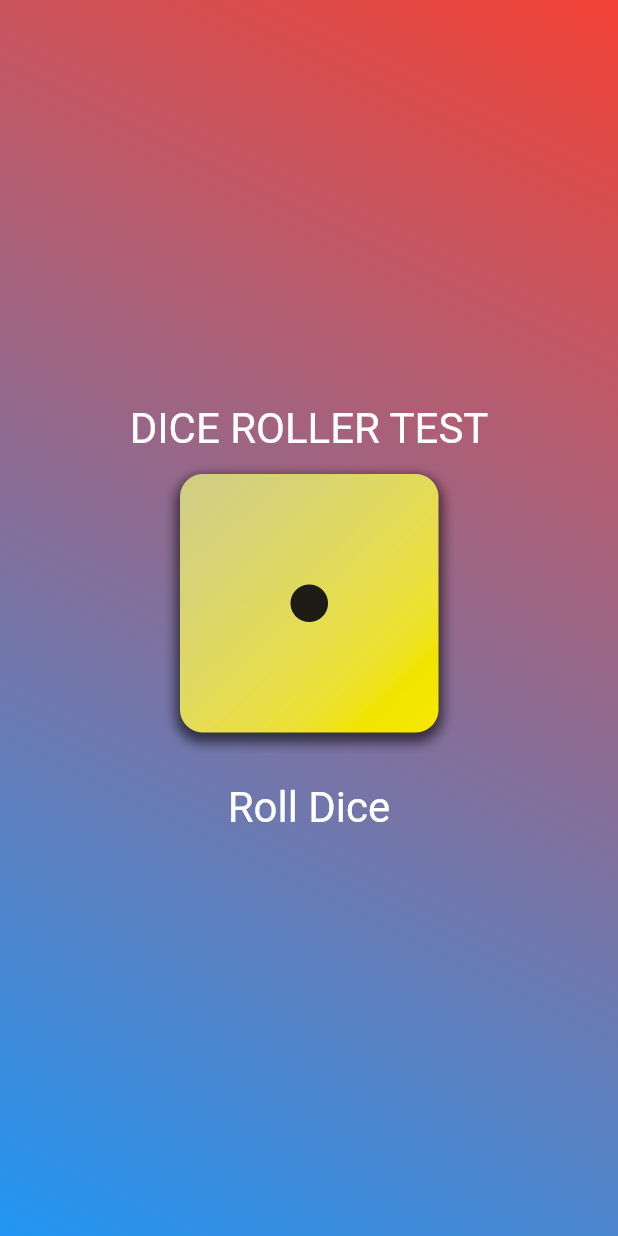
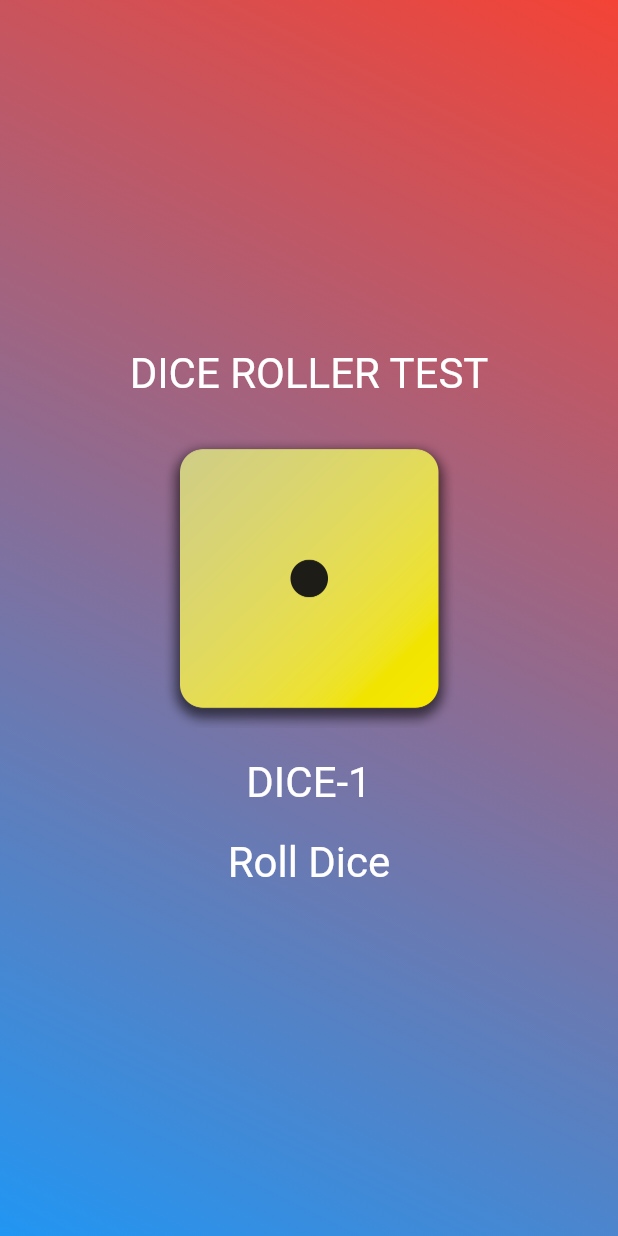
Before and after one commit to Eraycak/dice_roller_app, a Flutter app: the screen it shows after launch, on a phone screen of 412 x 824 dp. Run offline on Flutter 3.47's test engine with Material 2 defaults, Android fonts, the phone set to English and light mode, and no system bars.

Commit message:
Button functionality is added

```diff
--- /dev/null
+++ b/lib/dice_roller.dart
@@ -0,0 +1,59 @@
+import 'dart:math';
+import 'package:flutter/material.dart';
+import 'package:dice_roller_app/styled_text.dart';
+
+const String textGradientContainer = 'dice roller test';
+const TextStyle textStyleGradientContainer =
+    TextStyle(fontSize: 28, color: Colors.white);
+
+final random = Random();
+
+class DiceRoller extends StatefulWidget {
+  const DiceRoller({
+    Key? key,
+  }) : super(key: key);
+
+  @override
+  State<DiceRoller> createState() {
+    return _DiceRollerState();
+  }
+}
+
+class _DiceRollerState extends State<DiceRoller> {
+  int currentDiceRoll = 1;
+  String activeDiceImage = 'assets/images/dice-1.png';
+
+  void onRollDice() {
+    setState(() {
+      currentDiceRoll = random.nextInt(6) + 1;
+      activeDiceImage = 'assets/images/dice-$currentDiceRoll.png';
+    });
+  }
+
+  @override
+  Widget build(BuildContext context) {
+    return Column(
+      mainAxisAlignment: MainAxisAlignment.center,
+      mainAxisSize: MainAxisSize.min,
+      children: [
+        const StyledText(
+          text: textGradientContainer,
+          style: textStyleGradientContainer,
+        ),
+        const SizedBox(height: 20),
+        Image.asset(activeDiceImage, width: 200, height: 200),
+        const SizedBox(height: 20),
+        StyledText(
+            text: activeDiceImage.substring(14, 20),
+            style: textStyleGradientContainer),
+        TextButton(
+            onPressed: onRollDice,
+            style: TextButton.styleFrom(
+                padding: const EdgeInsets.only(top: 20),
+                foregroundColor: Colors.white,
+                textStyle: const TextStyle(fontSize: 28)),
+            child: const Text('Roll Dice')),
+      ],
+    );
+  }
+}
--- a/lib/gradient_container.dart
+++ b/lib/gradient_container.dart
@@ -1,48 +1,33 @@
-import 'package:dice_roller_app/styled_text.dart';
+import 'package:dice_roller_app/dice_roller.dart';
 import 'package:flutter/material.dart';
 
 class GradientContainer extends StatelessWidget {
-  GradientContainer({
+  const GradientContainer({
     Key? key,
     required this.alignmentBegin,
     required this.alignmentEnd,
     required this.colorBegin,
     required this.colorEnd,
-    required this.textGradientContainer,
-    required this.textStyleGradientContainer,
   }) : super(key: key);
 
-  GradientContainer.purple({
+  const GradientContainer.purple({
     Key? key,
-    required this.textGradientContainer,
-    required this.textStyleGradientContainer,
     required this.alignmentBegin,
     required this.alignmentEnd,
   })  : colorBegin = Colors.indigo,
         colorEnd = Colors.deepPurple,
         super(key: key);
 
-  GradientContainer.defaultContainer({super.key})
+  const GradientContainer.defaultContainer({super.key})
       : colorBegin = Colors.blue,
         colorEnd = Colors.red,
         alignmentBegin = Alignment.bottomLeft,
-        alignmentEnd = Alignment.topRight,
-        textGradientContainer = 'dice roller test',
-        textStyleGradientContainer =
-            const TextStyle(fontSize: 28, color: Colors.white);
+        alignmentEnd = Alignment.topRight;
 
   final Alignment alignmentBegin;
   final Alignment alignmentEnd;
   final Color colorBegin;
   final Color colorEnd;
-  final String textGradientContainer;
-  final TextStyle textStyleGradientContainer;
-
-  var activeDiceImage = 'assets/images/dice-1.png';
-
-  void onRollDice() {
-    activeDiceImage = 'assets/images/dice-3.png';
-  }
 
   @override
   Widget build(BuildContext context) {
@@ -57,25 +42,8 @@ class GradientContainer extends StatelessWidget {
           ],
         ),
       ),
-      child: Center(
-        child: Column(
-          mainAxisAlignment: MainAxisAlignment.center,
-          mainAxisSize: MainAxisSize.min,
-          children: [
-            StyledText(
-              text: textGradientContainer,
-              style: textStyleGradientContainer,
-            ),
-            Image.asset(activeDiceImage, width: 200, height: 200),
-            TextButton(
-                onPressed: onRollDice,
-                style: TextButton.styleFrom(
-                    padding: const EdgeInsets.only(top: 20),
-                    foregroundColor: Colors.white,
-                    textStyle: const TextStyle(fontSize: 28)),
-                child: const Text('Roll Dice')),
-          ],
-        ),
+      child: const Center(
+        child: DiceRoller(),
       ),
     );
   }
--- a/lib/main.dart
+++ b/lib/main.dart
@@ -7,23 +7,17 @@ const Alignment alignmentEnd = Alignment.topRight;
 const Color colorBegin = Colors.blue;
 const Color colorEnd = Colors.red;
 
-const String textGradientContainer = 'dice roller test';
-const TextStyle textStyleGradientContainer =
-    TextStyle(fontSize: 28, color: Colors.white);
-
 void main() {
   runApp(
-    MaterialApp(
+    const MaterialApp(
       home: Scaffold(
-        // body: GradientContainer(
-        //   alignmentBegin: alignmentBegin,
-        //   alignmentEnd: alignmentEnd,
-        //   colorBegin: colorBegin,
-        //   colorEnd: colorEnd,
-        //   textGradientContainer: textGradientContainer,
-        //   textStyleGradientContainer: textStyleGradientContainer,
-        // ),
-        body: GradientContainer.defaultContainer(),
+        body: GradientContainer(
+          alignmentBegin: alignmentBegin,
+          alignmentEnd: alignmentEnd,
+          colorBegin: colorBegin,
+          colorEnd: colorEnd,
+        ),
+        // body: GradientContainer.defaultContainer(),
       ),
     ),
   );
```
